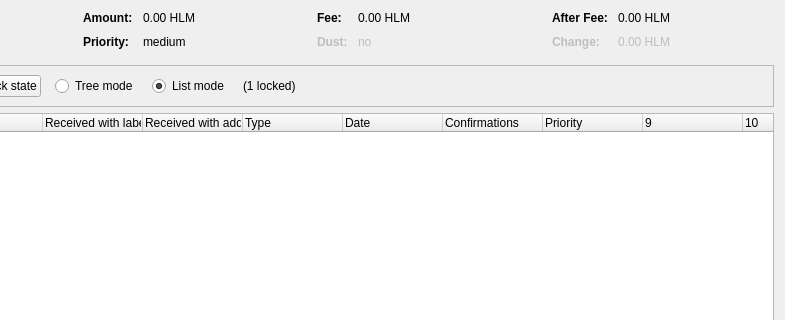
heliumchain/squorum, file src/qt/forms/coincontroldialog.ui: the form before one commit; both pictures show x 169 to 954 and y 0 to 320 of the 954 by 500 pixel window.
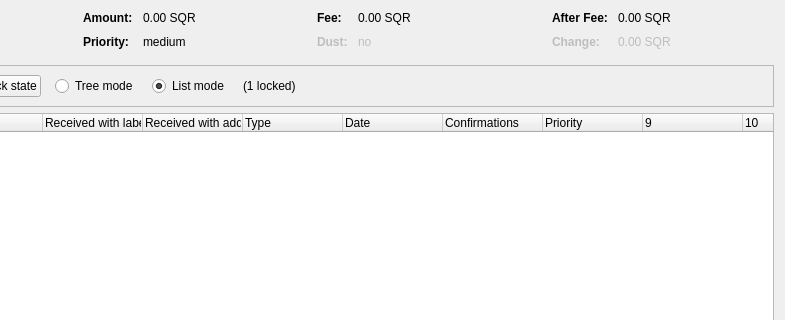
The form after the commit. Custom widgets are drawn as their Qt base class.

```diff
--- a/src/qt/forms/coincontroldialog.ui
+++ b/src/qt/forms/coincontroldialog.ui
@@ -132,7 +132,7 @@
           <enum>Qt::ActionsContextMenu</enum>
          </property>
          <property name="text">
-          <string notr="true">0.00 HLM</string>
+          <string notr="true">0.00 SQR</string>
          </property>
          <property name="textInteractionFlags">
           <set>Qt::LinksAccessibleByMouse|Qt::TextSelectableByKeyboard|Qt::TextSelectableByMouse</set>
@@ -206,7 +206,7 @@
           <enum>Qt::ActionsContextMenu</enum>
          </property>
          <property name="text">
-          <string notr="true">0.00 HLM</string>
+          <string notr="true">0.00 SQR</string>
          </property>
          <property name="textInteractionFlags">
           <set>Qt::LinksAccessibleByMouse|Qt::TextSelectableByKeyboard|Qt::TextSelectableByMouse</set>
@@ -286,7 +286,7 @@
           <enum>Qt::ActionsContextMenu</enum>
          </property>
          <property name="text">
-          <string notr="true">0.00 HLM</string>
+          <string notr="true">0.00 SQR</string>
          </property>
          <property name="textInteractionFlags">
           <set>Qt::LinksAccessibleByMouse|Qt::TextSelectableByKeyboard|Qt::TextSelectableByMouse</set>
@@ -321,7 +321,7 @@
           <enum>Qt::ActionsContextMenu</enum>
          </property>
          <property name="text">
-          <string notr="true">0.00 HLM</string>
+          <string notr="true">0.00 SQR</string>
          </property>
          <property name="textInteractionFlags">
           <set>Qt::LinksAccessibleByMouse|Qt::TextSelectableByKeyboard|Qt::TextSelectableByMouse</set>
```
